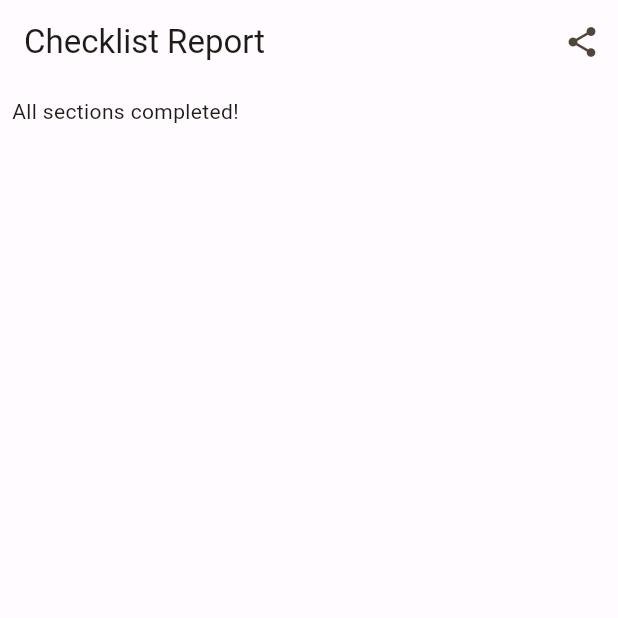
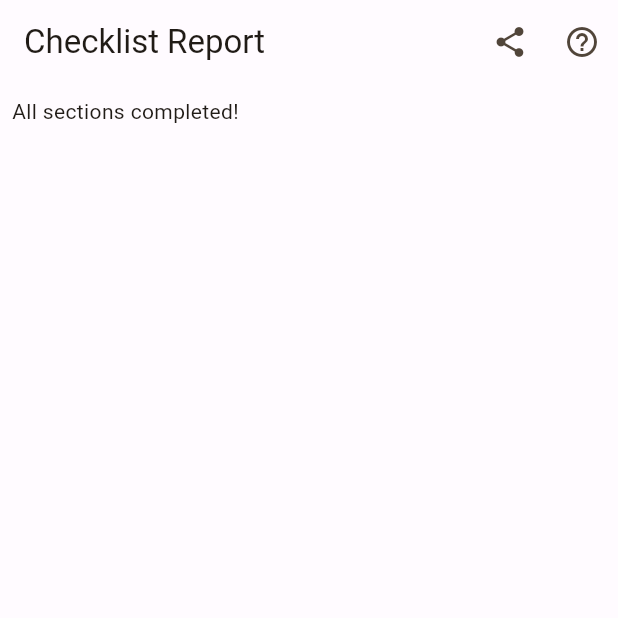
Before and after one commit to rsevero/ccrchecklist, a Flutter app: the ChecklistCompletePage screen opened directly, on a phone screen of 412 x 824 dp, the top half of it. Run offline on Flutter 3.47's test engine with Material 3 defaults, Android fonts, the phone set to English and light mode, and no system bars; our stand-ins replace flutter_mobx, flutter_speed_dial, freezed_annotation, mobx, share_plus, vibration; missing offline and left inert: dart_numerics, markdown_widget, slugify, toml; generated files the repository leaves out were written again.

Commit message:
Creating 'ChecklistCompletePage help

```diff
--- a/lib/page/checklist_complete_page.dart
+++ b/lib/page/checklist_complete_page.dart
@@ -1,3 +1,4 @@
+import 'package:ccr_checklist/misc/help_dialog_helper.dart';
 import 'package:ccr_checklist/store/checklist_editor_store.dart';
 import 'package:ccr_checklist/widget/non_ok_sections_report.dart';
 import 'package:flutter/foundation.dart';
@@ -32,6 +33,12 @@ class ChecklistCompletePage extends StatelessWidget {
               onPressed: () => onPressedShare(context),
             )
           ],
+          IconButton(
+            icon: const Icon(Icons.help_outline),
+            onPressed: () =>
+                ccrOpenHelpDialog(context, 'ChecklistCompletePage'),
+            tooltip: 'Help',
+          ),
         ],
       ),
       body: Padding(
```
Also changed, not shown: 1 other file.
